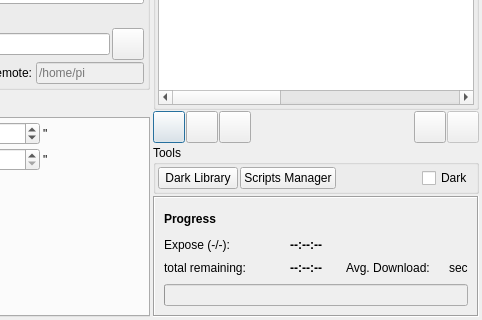
First picture: the form in kstars/ekos/capture/capture.ui, repository KDE/kstars, before the edit; both pictures show x 261 to 743 and y 329 to 649 of the 743 by 649 pixel window.
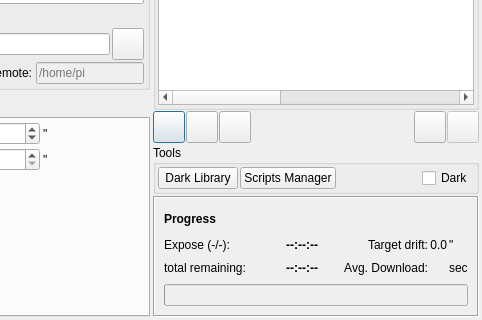
Second picture: the form after the edit. Icons and pictures are not drawn. Custom widgets are drawn as their Qt base class.

Commit message:
Add Target Distance to the Analyze graph/stats
Adds the Target Distance statistic calculated by the scheduler to Analyze: how far the most recent capture is from the target position (in arc-seconds). Does this by adding a scheduler signal (targetDistance) which is received and processed by analyze.

This also includes adding the target distance to the capture summary tab (commit by @wreissenberger).

```diff
--- a/kstars/ekos/capture/capture.ui
+++ b/kstars/ekos/capture/capture.ui
@@ -2324,7 +2324,10 @@
          <property name="lineWidth">
           <number>1</number>
          </property>
-         <layout class="QGridLayout" name="progressGrid" columnstretch="0,0,10,0,0,0">
+         <layout class="QGridLayout" name="progressGrid" columnstretch="0,0,10,0,1,0">
+          <property name="horizontalSpacing">
+           <number>2</number>
+          </property>
           <item row="2" column="0">
            <widget class="QLabel" name="jobLabel">
             <property name="text">
@@ -2424,6 +2427,9 @@
             <property name="text">
              <string>Avg. Download:</string>
             </property>
+            <property name="alignment">
+             <set>Qt::AlignRight|Qt::AlignTrailing|Qt::AlignVCenter</set>
+            </property>
            </widget>
           </item>
           <item row="2" column="5">
@@ -2450,6 +2456,33 @@
             </property>
            </widget>
           </item>
+          <item row="1" column="3">
+           <widget class="QLabel" name="targetDriftLabel">
+            <property name="text">
+             <string>Target drift:</string>
+            </property>
+            <property name="alignment">
+             <set>Qt::AlignRight|Qt::AlignTrailing|Qt::AlignVCenter</set>
+            </property>
+           </widget>
+          </item>
+          <item row="1" column="4">
+           <widget class="QLabel" name="targetDrift">
+            <property name="text">
+             <string>0.0</string>
+            </property>
+            <property name="alignment">
+             <set>Qt::AlignRight|Qt::AlignTrailing|Qt::AlignVCenter</set>
+            </property>
+           </widget>
+          </item>
+          <item row="1" column="5">
+           <widget class="QLabel" name="targetDriftUnit">
+            <property name="text">
+             <string>&quot;</string>
+            </property>
+           </widget>
+          </item>
          </layout>
         </widget>
        </item>
```
The commit also changes 14 other files.
